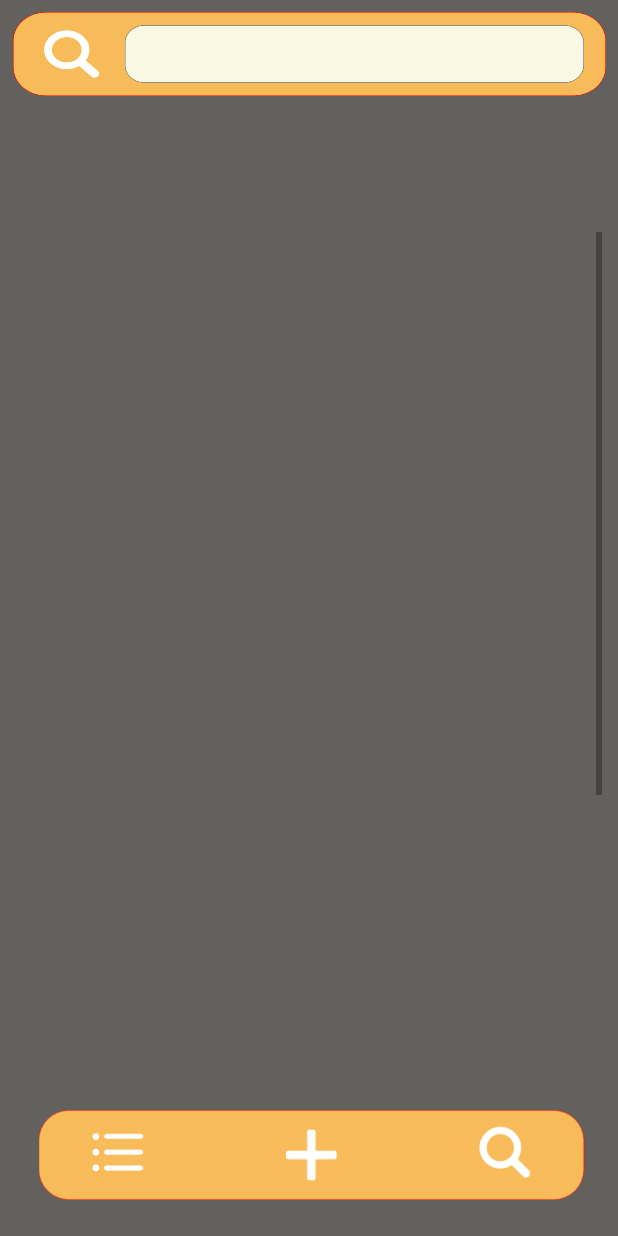
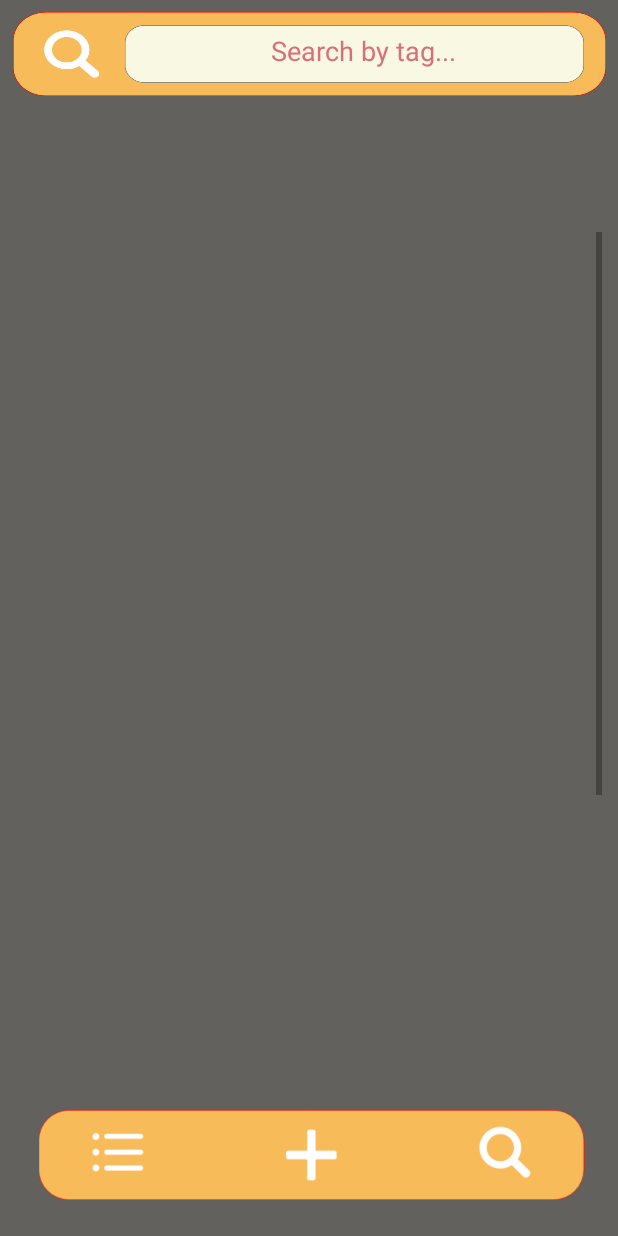
Before and after one commit to samaritanbil495/resisipe-android, an Android app: the SearchActivity screen opened directly, with no data from a screen before it, on a phone screen of 412 x 824 dp. Run offline under Robolectric (Android 15) with nearby library versions, the phone set to English and light mode, and no system bars; 2 statements that could not run were skipped.

Commit message:
text colors changed

```diff
--- a/app/src/main/res/layout/activity_search.xml
+++ b/app/src/main/res/layout/activity_search.xml
@@ -43,10 +43,10 @@
                 android:background="@null"
                 android:ems="10"
                 android:gravity="center"
-                android:hint="Search by email or name..."
+                android:hint="Search by tag..."
                 android:inputType="text"
-                android:textColor="#F9F8E3"
-                android:textColorHint="#F9F8E3"></EditText>
+                android:textColor="#D97077"
+                android:textColorHint="#D97077"></EditText>
 
         </LinearLayout>
     </LinearLayout>
```
